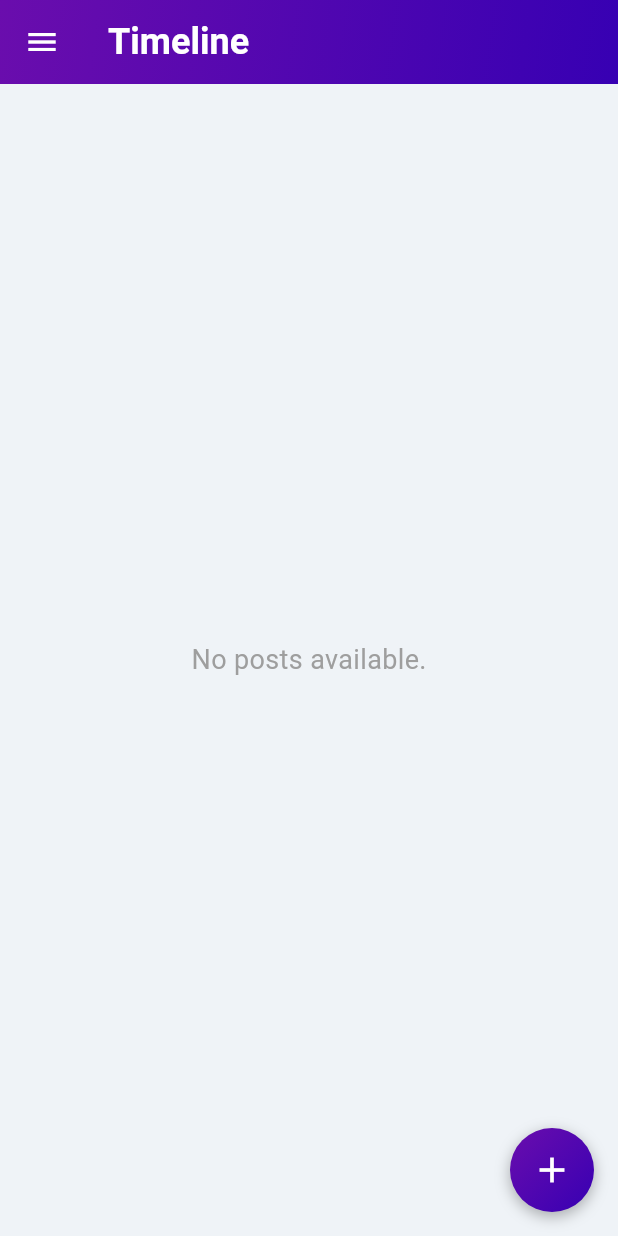
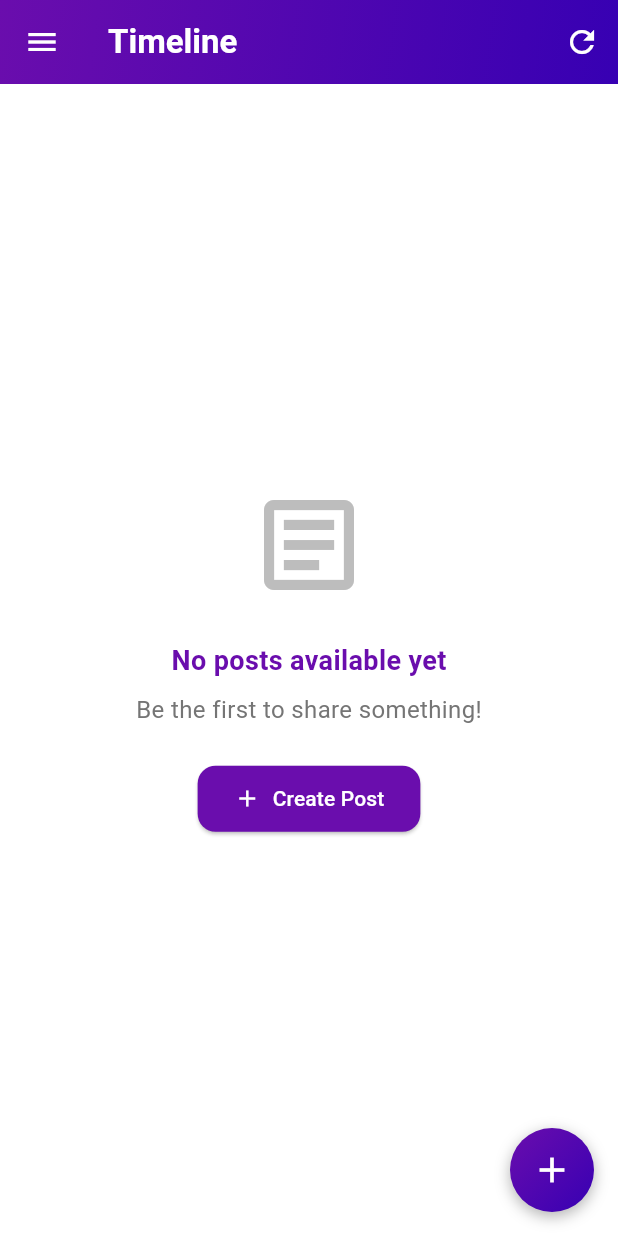
Before and after one commit to patryklbn/numinousways, a Flutter app: the screen it shows once a user with an empty profile is signed in, on a phone screen of 412 x 824 dp. Run offline on Flutter 3.47's test engine with Material 3 defaults, Android fonts, the phone set to English and light mode, and no system bars; our stand-ins replace cached_network_image, cloud_firestore, firebase_auth, firebase_core, firebase_storage, flutter_image_compress and 11 more; accounts and stored records are empty.

```diff
--- a/lib/screens/timeline/timeline_screen.dart
+++ b/lib/screens/timeline/timeline_screen.dart
@@ -4,7 +4,7 @@ import '../../services/timeline_service.dart';
 import '../../models/post.dart';
 import '../../services/login_provider.dart';
 import '../../widgets/timeline/post_widget.dart';
-import '../../widgets/app_drawer.dart'; // Import AppDrawer
+import '../../widgets/app_drawer.dart';
 import 'create_post_screen.dart';
 
 class TimelineScreen extends StatefulWidget {
@@ -16,27 +16,35 @@ class TimelineScreen extends StatefulWidget {
 
 class _TimelineScreenState extends State<TimelineScreen> {
   final ValueNotifier<bool> isCommentsScreenOpen = ValueNotifier<bool>(false);
+  final ScrollController _scrollController = ScrollController();
 
   @override
   void dispose() {
     isCommentsScreenOpen.dispose();
+    _scrollController.dispose();
     super.dispose();
+  }
+
+  Future<void> _refreshPosts() async {
+    // Add a small delay to make the refresh animation more visible
+    await Future.delayed(const Duration(milliseconds: 800));
+    setState(() {});
   }
 
   @override
   Widget build(BuildContext context) {
     final TimelineService timelineService = TimelineService();
     final loginProvider = Provider.of<LoginProvider>(context, listen: false);
-    final String currentUserId = loginProvider.userId!; // Ensure userId is not null
+    final String currentUserId = loginProvider.userId!;
 
     return Scaffold(
-      backgroundColor: const Color(0xFFEFF3F7),
+      backgroundColor: Colors.white, // Changed to white background for cleaner look with dividers
       appBar: AppBar(
         title: const Text(
           "Timeline",
           style: TextStyle(
             color: Colors.white,
-            fontSize: 24,
+            fontSize: 22,
             fontWeight: FontWeight.w600,
           ),
         ),
@@ -51,43 +59,122 @@ class _TimelineScreenState extends State<TimelineScreen> {
         ),
         elevation: 0,
         iconTheme: const IconThemeData(color: Colors.white),
+        actions: [
+          // Add refresh button in app bar
+          IconButton(
+            icon: const Icon(Icons.refresh, color: Colors.white),
+            onPressed: _refreshPosts,
+            tooltip: 'Refresh timeline',
+          ),
+        ],
       ),
-      drawer: const AppDrawer(), // Include the drawer in the Scaffold
+      drawer: const AppDrawer(),
       body: StreamBuilder<List<Post>>(
-        stream: timelineService.getPosts(currentUserId), // Pass currentUserId here
+        stream: timelineService.getPosts(currentUserId),
         builder: (context, snapshot) {
           if (snapshot.hasError) {
             return Center(
-              child: Text(
-                'Error loading posts: ${snapshot.error}',
-                style: const TextStyle(color: Colors.red, fontSize: 16),
+              child: Column(
+                mainAxisSize: MainAxisSize.min,
+                children: [
+                  const Icon(Icons.error_outline, size: 48, color: Colors.red),
+                  const SizedBox(height: 16),
+                  Text(
+                    'Error loading posts: ${snapshot.error}',
+                    style: const TextStyle(color: Colors.red, fontSize: 16),
+                    textAlign: TextAlign.center,
+                  ),
+                  const SizedBox(height: 24),
+                  ElevatedButton.icon(
+                    onPressed: () => setState(() {}),
+                    icon: const Icon(Icons.refresh),
+                    label: const Text('Try Again'),
+                    style: ElevatedButton.styleFrom(
+                      backgroundColor: const Color(0xFF6A0DAD),
+                      foregroundColor: Colors.white,
+                      padding: const EdgeInsets.symmetric(horizontal: 24, vertical: 12),
+                      shape: RoundedRectangleBorder(
+                        borderRadius: BorderRadius.circular(12),
+                      ),
+                    ),
+                  ),
+                ],
               ),
             );
           }
+
           if (snapshot.connectionState == ConnectionState.waiting) {
-            return const Center(child: CircularProgressIndicator());
-          }
-          final posts = snapshot.data!;
-          if (posts.isEmpty) {
             return const Center(
-              child: Text(
-                "No posts available.",
-                style: TextStyle(fontSize: 18, color: Colors.grey),
+              child: CircularProgressIndicator(
+                valueColor: AlwaysStoppedAnimation<Color>(Color(0xFF6A0DAD)),
               ),
             );
           }
+
+          final posts = snapshot.data!;
+
+          if (posts.isEmpty) {
+            return Center(
+              child: Column(
+                mainAxisSize: MainAxisSize.min,
+                children: [
+                  Icon(
+                    Icons.article_outlined,
+                    size: 80,
+                    color: Colors.grey.shade400,
+                  ),
+                  const SizedBox(height: 24),
+                  const Text(
+                    "No posts available yet",
+                    style: TextStyle(
+                      fontSize: 18,
+                      fontWeight: FontWeight.bold,
+                      color: Color(0xFF6A0DAD),
+                    ),
+                  ),
+                  const SizedBox(height: 8),
+                  Text(
+                    "Be the first to share something!",
+                    style: TextStyle(fontSize: 16, color: Colors.grey.shade600),
+                  ),
+                  const SizedBox(height: 24),
+                  ElevatedButton.icon(
+                    onPressed: () {
+                      Navigator.push(
+                        context,
+                        MaterialPageRoute(builder: (context) => const CreatePostScreen()),
+                      );
+                    },
+                    icon: const Icon(Icons.add),
+                    label: const Text('Create Post'),
+                    style: ElevatedButton.styleFrom(
+                      backgroundColor: const Color(0xFF6A0DAD),
+                      foregroundColor: Colors.white,
+                      padding: const EdgeInsets.symmetric(horizontal: 24, vertical: 12),
+                      shape: RoundedRectangleBorder(
+                        borderRadius: BorderRadius.circular(12),
+                      ),
+                    ),
+                  ),
+                ],
+              ),
+            );
+          }
+
           return RefreshIndicator(
-            onRefresh: () async {
-              // This action refreshes the screen by pulling down
-              setState(() {});
-            },
+            onRefresh: _refreshPosts,
+            color: const Color(0xFF6A0DAD),
+            backgroundColor: Colors.white,
             child: ListView.builder(
-              padding: const EdgeInsets.symmetric(vertical: 8),
+              controller: _scrollController,
+              padding: const EdgeInsets.only(bottom: 80), // Extra bottom padding for FAB
               itemCount: posts.length,
               itemBuilder: (context, index) {
                 return PostWidget(
                   post: posts[index],
-                  isCommentsScreenOpen: isCommentsScreenOpen, // Pass the ValueNotifier here
+                  isCommentsScreenOpen: isCommentsScreenOpen,
+                  truncateText: true, // Enable text truncation
+                  maxLines: 3, // Limit to 3 lines before truncating
                 );
               },
             ),
@@ -125,7 +212,7 @@ class _TimelineScreenState extends State<TimelineScreen> {
           child: const Icon(
             Icons.add,
             size: 28,
-            color: Colors.white, // Make the "+" icon white
+            color: Colors.white,
           ),
         ),
       ),
--- a/lib/services/timeline_service.dart
+++ b/lib/services/timeline_service.dart
@@ -123,6 +123,7 @@ class TimelineService {
   }
 
   /// Toggle like status on a comment
+  /// Toggle like status on a comment - with improved error handling
   Future<void> toggleLikeOnComment(
       String postId, String commentId, String currentUserId) async {
     DocumentReference commentRef = _firestore
@@ -131,11 +132,28 @@ class TimelineService {
         .collection('comments')
         .doc(commentId);
 
+    try {
       DocumentSnapshot commentSnapshot = await commentRef.get();
 
       if (commentSnapshot.exists) {
-      List<dynamic> likes = commentSnapshot.get('likes') ?? [];
-      int likesCount = commentSnapshot.get('likesCount') ?? 0;
+        Map<String, dynamic> data = commentSnapshot.data() as Map<String, dynamic>;
+
+        // Safely handle the likes field - it might not exist in older documents
+        List<dynamic> likes = [];
+        int likesCount = 0;
+
+        // Check if likes field exists in the document
+        if (data.containsKey('likes')) {
+          likes = List<dynamic>.from(data['likes'] ?? []);
+        }
+
+        // Check if likesCount field exists
+        if (data.containsKey('likesCount')) {
+          likesCount = data['likesCount'];
+        } else {
+          // If likesCount doesn't exist, initialize it with the length of likes
+          likesCount = likes.length;
+        }
 
         if (likes.contains(currentUserId)) {
           // Unlike the comment
@@ -151,5 +169,9 @@ class TimelineService {
           });
         }
       }
+    } catch (e) {
+      print('Error toggling like on comment: $e');
+      throw Exception('Failed to toggle like: $e');
     }
   }
+}
```
Lines whose indentation alone changed are shown as unchanged.
